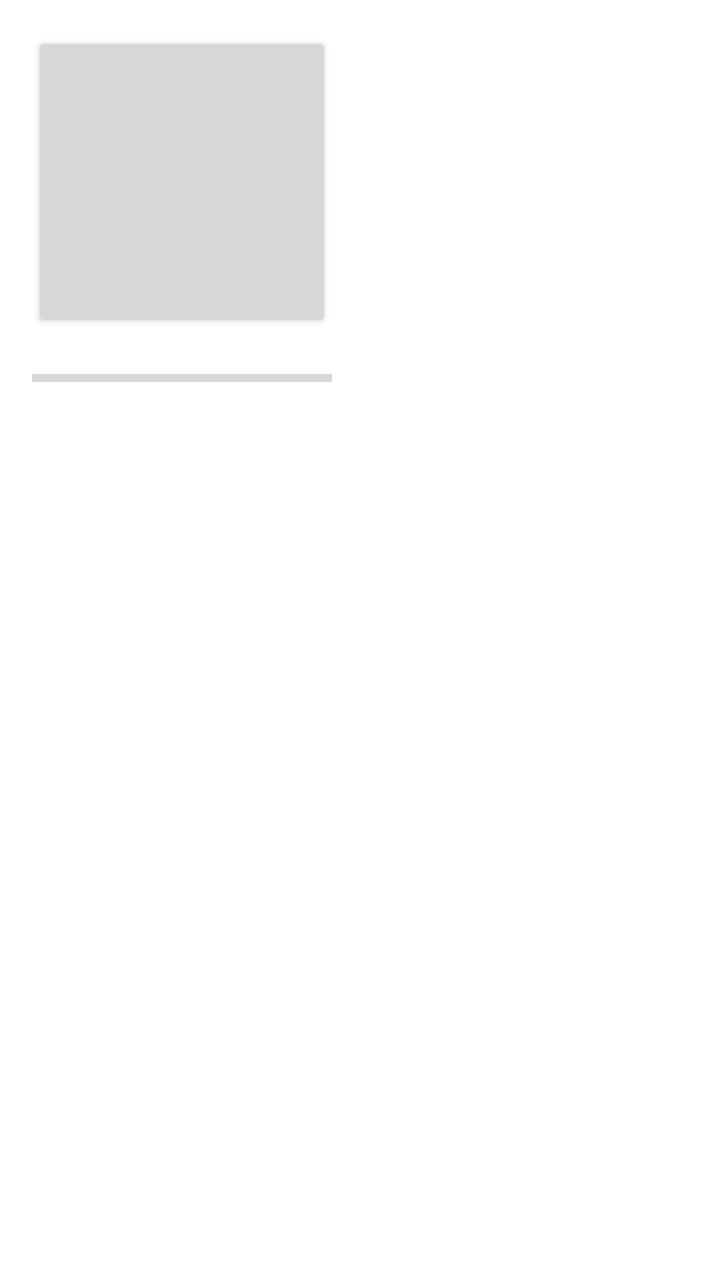
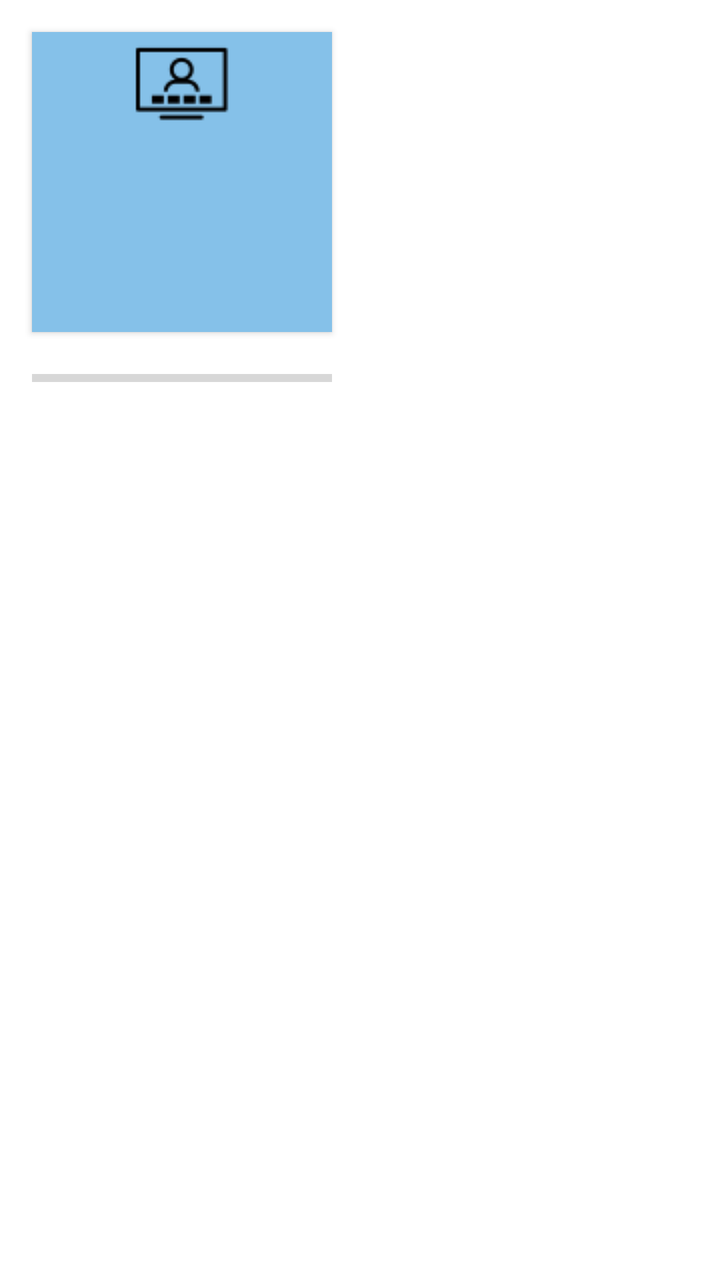

Two renders of the same Android screen: before a commit and after it. Below are the layout's source before the change and the commit's diff.
<!-- AndroidManifest.xml: application theme AppTheme -->
<!-- res/layout/activity_aparato_asignado_medio_list.xml -->
<?xml version="1.0" encoding="utf-8"?>
<android.support.constraint.ConstraintLayout xmlns:app="http://schemas.android.com/apk/res-auto"
    xmlns:tools="http://schemas.android.com/tools"
    android:layout_width="match_parent"
    android:layout_height="match_parent"
    xmlns:android="http://schemas.android.com/apk/res/android"
    android:background="#ffff"
    >

        <Button
            android:id="@+id/servicioAAsignar"
            android:layout_width="150dp"
            android:layout_height="150dp"
            android:layout_marginStart="16dp"
            android:layout_marginTop="16dp"
            app:layout_constraintStart_toStartOf="parent"
            app:layout_constraintTop_toTopOf="parent" />

        <ProgressBar
            android:id="@+id/progressBarServicio"
            style="?android:attr/progressBarStyleHorizontal"
            android:layout_width="150dp"
            android:layout_height="30dp"
            android:layout_marginTop="8dp"
            app:layout_constraintEnd_toEndOf="@+id/servicioAAsignar"
            app:layout_constraintStart_toStartOf="@+id/servicioAAsignar"
            app:layout_constraintTop_toBottomOf="@+id/servicioAAsignar"
            />

</android.support.constraint.ConstraintLayout>
<!-- resources referenced by this layout -->
<resources>
  <style name="AppTheme" parent="Theme.AppCompat.Light.DarkActionBar">
          
          <item name="colorPrimary">@color/colorPrimary</item>
          <item name="colorPrimaryDark">@color/colorPrimaryDark</item>
          <item name="colorAccent">@color/colorAccent</item>
          <item name="android:colorForeground">@android:color/background_dark</item>
      </style>
  <color name="colorPrimary">#0277BD</color>
  <color name="colorPrimaryDark">#004C8C</color>
  <color name="colorAccent">#0000FF</color>
</resources>

<!-- the commit's change to res/layout/activity_aparato_asignado_medio_list.xml (unified diff, before → after) -->
@@ -13,6 +13,8 @@
             android:layout_height="150dp"
             android:layout_marginStart="16dp"
             android:layout_marginTop="16dp"
+            android:background="#85C1E9"
+            android:drawableTop="@drawable/iconoserviciointernet"
             app:layout_constraintStart_toStartOf="parent"
             app:layout_constraintTop_toTopOf="parent" />
 
<!-- resource entries referenced after the edit -->
@@ -1,5 +1,6 @@
 <!-- resources referenced by this layout -->
 <resources>
+  <!-- drawable iconoserviciointernet: png bitmap (drawable, 718 bytes) -->
   <style name="AppTheme" parent="Theme.AppCompat.Light.DarkActionBar">
           
           <item name="colorPrimary">@color/colorPrimary</item>
